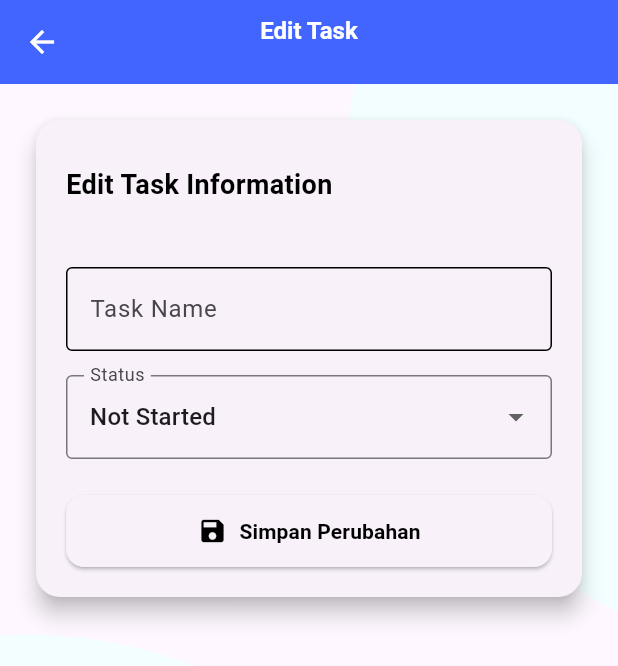
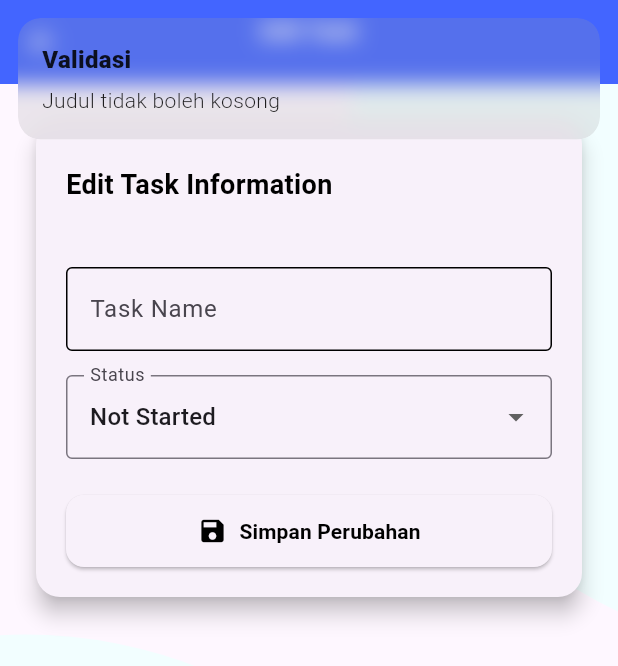
Before and after one commit to Reyhankunlah/TugasFlutterToDoList_22_03, a Flutter app: the EditTodoPage screen opened directly with empty values, after a tap on "Simpan Perubahan", on a phone screen of 412 x 824 dp. Shown: the top 666 px of the screen. Run offline on Flutter 3.47's test engine with Material 3 defaults, Android fonts, the phone set to English and light mode, and no system bars; our stand-ins replace get, shared_preferences, sqflite; accounts and stored records are empty; statements that could not run were skipped.

Commit message:
feat [MAF] Add Sqflite Create & Update

```diff
--- a/lib/Components/custom_Header.dart
+++ b/lib/Components/custom_Header.dart
@@ -15,7 +15,7 @@ class CustomHeader extends StatelessWidget {
           left: 0,
           top: 0,
           child: Container(
-            width: 367,
+            width: 450,
             height: 78,
             decoration: const ShapeDecoration(
               color: CustomColor.bluePrimary,
--- a/lib/Controllers/editTodo_Controller.dart
+++ b/lib/Controllers/editTodo_Controller.dart
@@ -1,39 +1,40 @@
 import 'package:flutter/material.dart';
+import 'package:flutter_todolist/Database/db_halper.dart';
 import 'package:get/get.dart';
 import 'package:flutter_todolist/Controllers/task_controller.dart';
 import 'package:flutter_todolist/Models/task_model.dart';
 
 class EditTodoController extends GetxController {
   final taskC = Get.find<TaskController>();
-
+  final DBHelper dbHelper = DBHelper();
 
   final titleC = TextEditingController();
   final dueDateC = TextEditingController();
-
 
   var status = TaskStatus.notStarted.obs;
   var selectedTag = "".obs;
   DateTime? pickedDate;
 
-
   late int taskIndex;
+  late TaskModel originalTask;
 
   @override
   void onInit() {
     super.onInit();
 
     taskIndex = Get.arguments as int;
-    final task = taskC.tasks[taskIndex];
+    originalTask = taskC.tasks[taskIndex];
 
-    titleC.text = task.title;
-    status.value = task.status;
-    if (task.dueDate != null) {
-      pickedDate = task.dueDate;
-      dueDateC.text =
-          "${task.dueDate!.day}-${task.dueDate!.month}-${task.dueDate!.year}";
+    titleC.text = originalTask.title;
+    status.value = originalTask.status;
+
+    if (originalTask.dueDate != null) {
+      pickedDate = originalTask.dueDate;
+      dueDateC.text = taskC.formatDate(originalTask.dueDate!);
     }
-    if (task.tags.isNotEmpty) {
-      selectedTag.value = task.tags.first;
+
+    if (originalTask.tags.isNotEmpty) {
+      selectedTag.value = originalTask.tags.first;
     }
   }
 
@@ -50,26 +51,38 @@ class EditTodoController extends GetxController {
     );
     if (date != null) {
       pickedDate = date;
-      dueDateC.text = "${date.day}-${date.month}-${date.year}";
+      dueDateC.text = taskC.formatDate(date);
     }
   }
 
-  void save() {
+  Future<void> save() async {
+    if (titleC.text.trim().isEmpty) {
+      Get.snackbar(
+        "Validasi",
+        "Judul tidak boleh kosong",
+        snackPosition: SnackPosition.TOP,
+        margin: const EdgeInsets.all(12),
+      );
+      return;
+    }
+
     final updatedTask = TaskModel(
+      id: originalTask.id,
       title: titleC.text.trim(),
       status: status.value,
       dueDate: pickedDate,
       tags: selectedTag.value.isNotEmpty ? [selectedTag.value] : [],
     );
 
-    taskC.tasks[taskIndex] = updatedTask;
-    taskC.tasks.refresh();
+    await dbHelper.updateTask(updatedTask);
+    await taskC.loadTasks();
 
     Get.back();
     Get.snackbar(
       "Sukses",
       "Task berhasil diperbarui",
       snackPosition: SnackPosition.TOP,
+      margin: const EdgeInsets.all(12),
     );
   }
 }
--- a/lib/Controllers/splash_controller.dart
+++ b/lib/Controllers/splash_controller.dart
@@ -11,7 +11,7 @@ class SplashController extends GetxController {
   }
 
   checkLogin() async {
-    await Future.delayed(Duration(seconds: 2));
+    await Future.delayed(Duration(seconds: 0));
 
     final prefs = await SharedPreferences.getInstance();
     if (prefs.getString("username") != null) {
--- a/lib/Models/task_model.dart
+++ b/lib/Models/task_model.dart
@@ -14,12 +14,14 @@ extension TaskStatusExtension on TaskStatus {
 }
 
 class TaskModel {
+  final int? id;
   final String title;
   final TaskStatus status;
   final DateTime? dueDate;
   final List<String> tags;
 
   const TaskModel({
+    this.id,
     required this.title,
     this.status = TaskStatus.notStarted,
     this.dueDate,
@@ -27,12 +29,14 @@ class TaskModel {
   });
 
   TaskModel copyWith({
+    int? id,
     String? title,
     TaskStatus? status,
     DateTime? dueDate,
     List<String>? tags,
   }) {
     return TaskModel(
+      id: id ?? this.id,
       title: title ?? this.title,
       status: status ?? this.status,
       dueDate: dueDate ?? this.dueDate,
--- a/pubspec.yaml
+++ b/pubspec.yaml
@@ -36,6 +36,7 @@ dependencies:
   cupertino_icons: ^1.0.8
   get: ^4.7.2
   shared_preferences:
+  sqflite: ^2.4.2
 
 dev_dependencies:
   flutter_test:
```
Also changed, not shown: lib/Controllers/task_controller.dart (+76 -41 lines), lib/Database/db_halper.dart (added, +101 -0 lines), lib/Pages/history_page.dart (+8 -4 lines), lib/Pages/home_page.dart (+16 -8 lines), lib/Pages/toDo_page.dart (+21 -17 lines), pubspec.lock, 2 other files.
